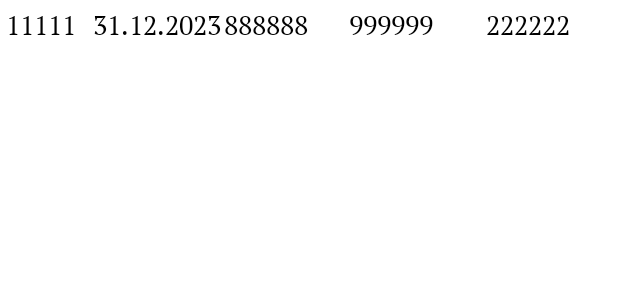
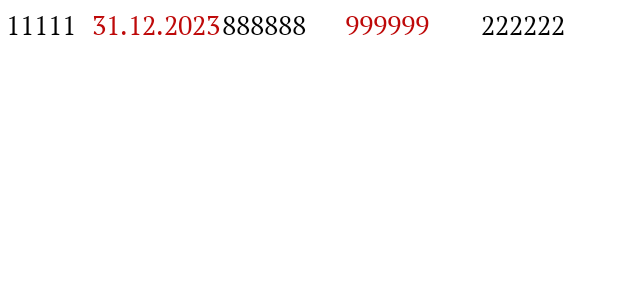
Before and after one commit to ArKiT17/Coursework_SmartMeter, an Android app: the layout values_list_adapter.xml on its own in the app's theme, with its tools: preview values and no code run, on a phone screen of 412 x 824 dp. Shown: the top 300 px of the screen. Run offline under Robolectric (Android 15) with nearby library versions, the phone set to English and light mode, and no system bars.

Commit message:
- покращене відображенням журналу записів

```diff
--- a/app/src/main/res/layout/activity_review_values.xml
+++ b/app/src/main/res/layout/activity_review_values.xml
@@ -40,7 +40,7 @@
         android:id="@+id/header"
         android:layout_width="match_parent"
         android:layout_height="wrap_content"
-        android:layout_marginHorizontal="30dp"
+        android:layout_marginHorizontal="20dp"
         android:background="@color/bg_dark"
         android:orientation="horizontal"
         android:padding="5dp">
@@ -84,7 +84,7 @@
         <TextView
             android:layout_width="0dp"
             android:layout_height="wrap_content"
-            android:layout_weight="1"
+            android:layout_weight="1.05"
             android:fontFamily="@font/ptserif_regular"
             android:text="@string/history_difference"
             android:textColor="@color/text_light"
@@ -96,7 +96,7 @@
         android:id="@+id/listValues"
         android:layout_width="match_parent"
         android:layout_height="match_parent"
-        android:layout_marginHorizontal="30dp"
+        android:layout_marginHorizontal="20dp"
         android:layout_marginBottom="50dp"
         android:background="@color/bg"
         android:padding="2dp" />
--- a/app/src/main/res/layout/values_list_adapter.xml
+++ b/app/src/main/res/layout/values_list_adapter.xml
@@ -23,7 +23,7 @@
         android:layout_weight="1.05"
         android:fontFamily="@font/ptserif_regular"
         android:text="31.12.2023"
-        android:textColor="@color/text_dark"
+        android:textColor="@color/text_red"
         android:textSize="18sp" />
 
     <TextView
@@ -43,14 +43,14 @@
         android:layout_weight="1.1"
         android:fontFamily="@font/ptserif_regular"
         android:text="999999"
-        android:textColor="@color/text_dark"
+        android:textColor="@color/text_red"
         android:textSize="18sp" />
 
     <TextView
         android:id="@+id/value_difference"
         android:layout_width="0dp"
         android:layout_height="wrap_content"
-        android:layout_weight="1"
+        android:layout_weight="1.05"
         android:fontFamily="@font/ptserif_regular"
         android:text="222222"
         android:textColor="@color/text_dark"
```
